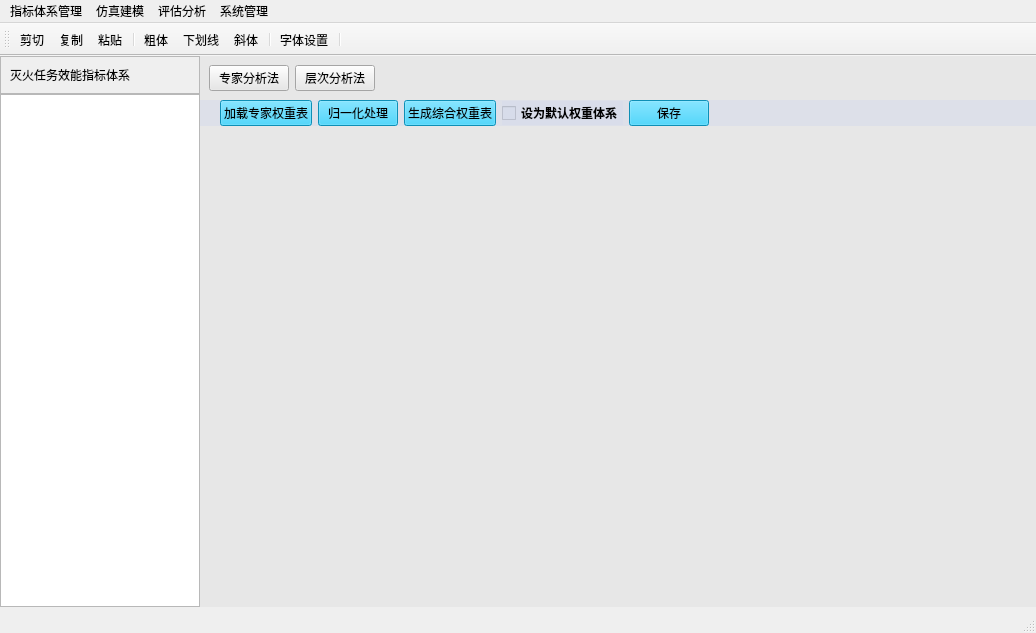
The window that mainwindow.ui (basiABC/evaluation_system) describes before a commit, drawn with Qt 5.
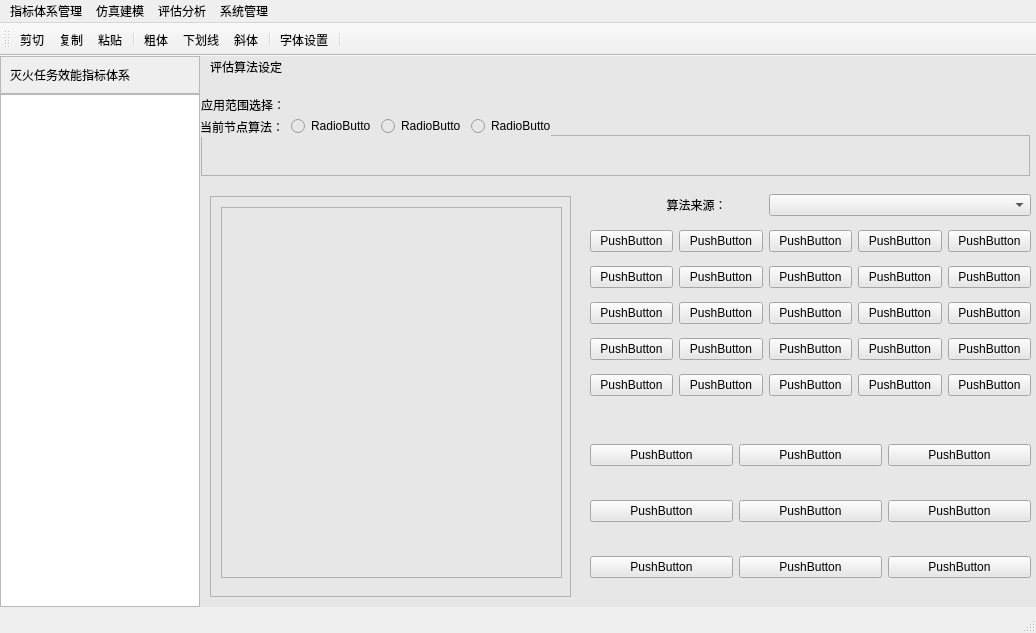
The same window after the commit. The open tabs and pages were chosen to show the change. Icons and pictures are not drawn.

What changed in the file:
```diff
--- a/mainwindow.ui
+++ b/mainwindow.ui
@@ -378,6 +378,398 @@
          </item>
         </layout>
        </widget>
+       <widget class="QWidget" name="stackedWidget_3Page3">
+        <widget class="QLabel" name="Title">
+         <property name="geometry">
+          <rect>
+           <x>10</x>
+           <y>0</y>
+           <width>791</width>
+           <height>21</height>
+          </rect>
+         </property>
+         <property name="text">
+          <string>评估算法设定</string>
+         </property>
+        </widget>
+        <widget class="QWidget" name="gridLayoutWidget">
+         <property name="geometry">
+          <rect>
+           <x>390</x>
+           <y>130</y>
+           <width>441</width>
+           <height>221</height>
+          </rect>
+         </property>
+         <layout class="QGridLayout" name="first_buttoninput">
+          <item row="5" column="4">
+           <widget class="QPushButton" name="pushButton_31">
+            <property name="text">
+             <string>PushButton</string>
+            </property>
+           </widget>
+          </item>
+          <item row="3" column="1">
+           <widget class="QPushButton" name="pushButton_16">
+            <property name="text">
+             <string>PushButton</string>
+            </property>
+           </widget>
+          </item>
+          <item row="4" column="4">
+           <widget class="QPushButton" name="pushButton_28">
+            <property name="text">
+             <string>PushButton</string>
+            </property>
+           </widget>
+          </item>
+          <item row="4" column="2">
+           <widget class="QPushButton" name="pushButton_20">
+            <property name="text">
+             <string>PushButton</string>
+            </property>
+           </widget>
+          </item>
+          <item row="1" column="4">
+           <widget class="QPushButton" name="pushButton_15">
+            <property name="text">
+             <string>PushButton</string>
+            </property>
+           </widget>
+          </item>
+          <item row="4" column="0">
+           <widget class="QPushButton" name="pushButton_18">
+            <property name="text">
+             <string>PushButton</string>
+            </property>
+           </widget>
+          </item>
+          <item row="2" column="4">
+           <widget class="QPushButton" name="pushButton_25">
+            <property name="text">
+             <string>PushButton</string>
+            </property>
+           </widget>
+          </item>
+          <item row="1" column="2">
+           <widget class="QPushButton" name="pushButton_11">
+            <property name="text">
+             <string>PushButton</string>
+            </property>
+           </widget>
+          </item>
+          <item row="4" column="1">
+           <widget class="QPushButton" name="pushButton_23">
+            <property name="text">
+             <string>PushButton</string>
+            </property>
+           </widget>
+          </item>
+          <item row="2" column="3">
+           <widget class="QPushButton" name="pushButton_21">
+            <property name="text">
+             <string>PushButton</string>
+            </property>
+           </widget>
+          </item>
+          <item row="5" column="3">
+           <widget class="QPushButton" name="pushButton_30">
+            <property name="text">
+             <string>PushButton</string>
+            </property>
+           </widget>
+          </item>
+          <item row="5" column="1">
+           <widget class="QPushButton" name="pushButton_24">
+            <property name="text">
+             <string>PushButton</string>
+            </property>
+           </widget>
+          </item>
+          <item row="1" column="1">
+           <widget class="QPushButton" name="pushButton_9">
+            <property name="text">
+             <string>PushButton</string>
+            </property>
+           </widget>
+          </item>
+          <item row="3" column="4">
+           <widget class="QPushButton" name="pushButton_26">
+            <property name="text">
+             <string>PushButton</string>
+            </property>
+           </widget>
+          </item>
+          <item row="5" column="0">
+           <widget class="QPushButton" name="pushButton_19">
+            <property name="text">
+             <string>PushButton</string>
+            </property>
+           </widget>
+          </item>
+          <item row="3" column="2">
+           <widget class="QPushButton" name="pushButton_17">
+            <property name="text">
+             <string>PushButton</string>
+            </property>
+           </widget>
+          </item>
+          <item row="4" column="3">
+           <widget class="QPushButton" name="pushButton_27">
+            <property name="text">
+             <string>PushButton</string>
+            </property>
+           </widget>
+          </item>
+          <item row="5" column="2">
+           <widget class="QPushButton" name="pushButton_29">
+            <property name="text">
+             <string>PushButton</string>
+            </property>
+           </widget>
+          </item>
+          <item row="1" column="0">
+           <widget class="QPushButton" name="pushButton_7">
+            <property name="text">
+             <string>PushButton</string>
+            </property>
+           </widget>
+          </item>
+          <item row="1" column="3">
+           <widget class="QPushButton" name="pushButton_13">
+            <property name="text">
+             <string>PushButton</string>
+            </property>
+           </widget>
+          </item>
+          <item row="3" column="3">
+           <widget class="QPushButton" name="pushButton_22">
+            <property name="text">
+             <string>PushButton</string>
+            </property>
+           </widget>
+          </item>
+          <item row="2" column="1">
+           <widget class="QPushButton" name="pushButton_10">
+            <property name="text">
+             <string>PushButton</string>
+            </property>
+           </widget>
+          </item>
+          <item row="2" column="2">
+           <widget class="QPushButton" name="pushButton_12">
+            <property name="text">
+             <string>PushButton</string>
+            </property>
+           </widget>
+          </item>
+          <item row="3" column="0">
+           <widget class="QPushButton" name="pushButton_14">
+            <property name="text">
+             <string>PushButton</string>
+            </property>
+           </widget>
+          </item>
+          <item row="2" column="0">
+           <widget class="QPushButton" name="pushButton_8">
+            <property name="text">
+             <string>PushButton</string>
+            </property>
+           </widget>
+          </item>
+          <item row="0" column="0" colspan="2">
+           <widget class="QLabel" name="choice_1">
+            <property name="text">
+             <string>                       算法来源：</string>
+            </property>
+           </widget>
+          </item>
+          <item row="0" column="2" colspan="3">
+           <widget class="QComboBox" name="choice_2"/>
+          </item>
+         </layout>
+        </widget>
+        <widget class="QWidget" name="gridLayoutWidget_2">
+         <property name="geometry">
+          <rect>
+           <x>390</x>
+           <y>360</y>
+           <width>441</width>
+           <height>191</height>
+          </rect>
+         </property>
+         <layout class="QGridLayout" name="second_buttoninput">
+          <item row="2" column="0">
+           <widget class="QPushButton" name="pushButton_32">
+            <property name="text">
+             <string>PushButton</string>
+            </property>
+           </widget>
+          </item>
+          <item row="0" column="1">
+           <widget class="QPushButton" name="pushButton_35">
+            <property name="text">
+             <string>PushButton</string>
+            </property>
+           </widget>
+          </item>
+          <item row="1" column="0">
+           <widget class="QPushButton" name="pushButton_33">
+            <property name="text">
+             <string>PushButton</string>
+            </property>
+           </widget>
+          </item>
+          <item row="0" column="0">
+           <widget class="QPushButton" name="pushButton_34">
+            <property name="text">
+             <string>PushButton</string>
+            </property>
+           </widget>
+          </item>
+          <item row="0" column="2">
+           <widget class="QPushButton" name="pushButton_36">
+            <property name="text">
+             <string>PushButton</string>
+            </property>
+           </widget>
+          </item>
+          <item row="1" column="1">
+           <widget class="QPushButton" name="pushButton_37">
+            <property name="text">
+             <string>PushButton</string>
+            </property>
+           </widget>
+          </item>
+          <item row="1" column="2">
+           <widget class="QPushButton" name="pushButton_38">
+            <property name="text">
+             <string>PushButton</string>
+            </property>
+           </widget>
+          </item>
+          <item row="2" column="1">
+           <widget class="QPushButton" name="pushButton_39">
+            <property name="text">
+             <string>PushButton</string>
+            </property>
+           </widget>
+          </item>
+          <item row="2" column="2">
+           <widget class="QPushButton" name="pushButton_40">
+            <property name="text">
+             <string>PushButton</string>
+            </property>
+           </widget>
+          </item>
+         </layout>
+        </widget>
+        <widget class="QLabel" name="label_4">
+         <property name="geometry">
+          <rect>
+           <x>1</x>
+           <y>41</y>
+           <width>541</width>
+           <height>16</height>
+          </rect>
+         </property>
+         <property name="text">
+          <string>应用范围选择：</string>
+         </property>
+        </widget>
+        <widget class="QTextBrowser" name="output">
+         <property name="geometry">
+          <rect>
+           <x>1</x>
+           <y>79</y>
+           <width>829</width>
+           <height>41</height>
+          </rect>
+         </property>
+        </widget>
+        <widget class="QScrollArea" name="scrollArea">
+         <property name="geometry">
+          <rect>
+           <x>10</x>
+           <y>140</y>
+           <width>361</width>
+           <height>401</height>
+          </rect>
+         </property>
+         <property name="widgetResizable">
+          <bool>true</bool>
+         </property>
+         <widget class="QWidget" name="scrollAreaWidgetContents">
+          <property name="geometry">
+           <rect>
+            <x>0</x>
+            <y>0</y>
+            <width>359</width>
+            <height>399</height>
+           </rect>
+          </property>
+          <widget class="QTreeView" name="treeView_2">
+           <property name="geometry">
+            <rect>
+             <x>10</x>
+             <y>10</y>
+             <width>341</width>
+             <height>371</height>
+            </rect>
+           </property>
+          </widget>
+         </widget>
+        </widget>
+        <widget class="QWidget" name="horizontalLayoutWidget">
+         <property name="geometry">
+          <rect>
+           <x>0</x>
+           <y>60</y>
+           <width>351</width>
+           <height>21</height>
+          </rect>
+         </property>
+         <layout class="QHBoxLayout" name="horizontalLayout">
+          <property name="spacing">
+           <number>10</number>
+          </property>
+          <property name="leftMargin">
+           <number>0</number>
+          </property>
+          <property name="topMargin">
+           <number>0</number>
+          </property>
+          <item>
+           <widget class="QLabel" name="label_3">
+            <property name="text">
+             <string>当前节点算法：</string>
+            </property>
+           </widget>
+          </item>
+          <item>
+           <widget class="QRadioButton" name="radioButton_2">
+            <property name="text">
+             <string>RadioButton</string>
+            </property>
+           </widget>
+          </item>
+          <item>
+           <widget class="QRadioButton" name="radioButton">
+            <property name="text">
+             <string>RadioButton</string>
+            </property>
+           </widget>
+          </item>
+          <item>
+           <widget class="QRadioButton" name="radioButton_3">
+            <property name="text">
+             <string>RadioButton</string>
+            </property>
+           </widget>
+          </item>
+         </layout>
+        </widget>
+       </widget>
       </widget>
      </item>
     </layout>
```
Left out of the diff: 5 changed lines with no effect on the pictures.
